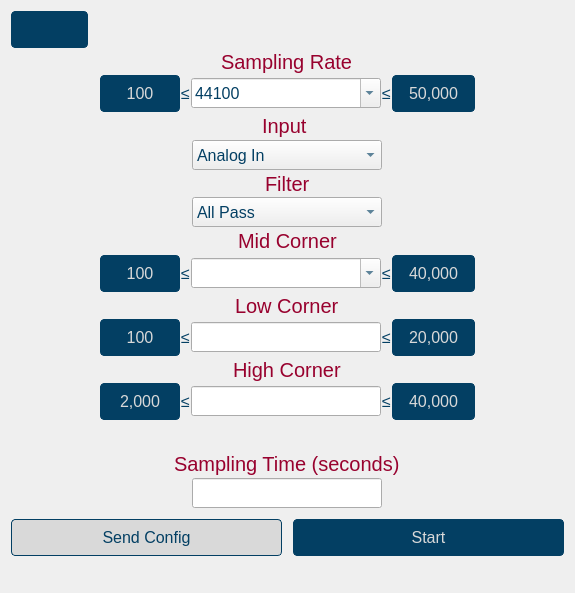
This is gui/qtdesigner/BasicOperationWidget.ui in wyattduber/CyDAQ as Qt 5 draws it before an edit. The edited form follows.
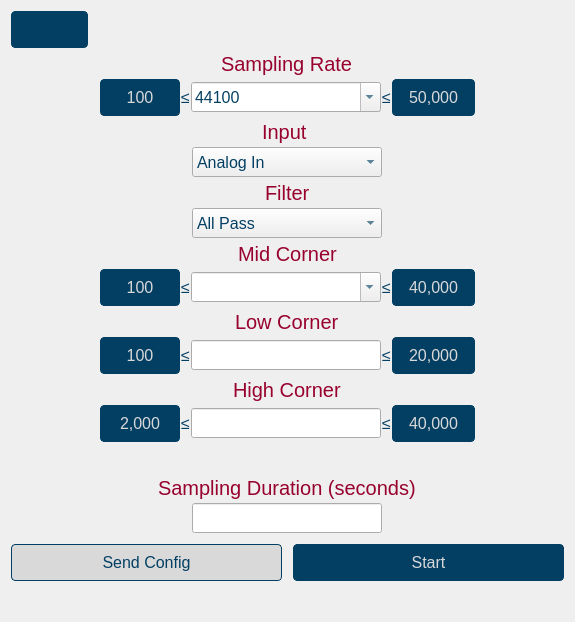
This is the edited form. Icons and pictures are not drawn.

Commit message: minor ui adjustments and catch up with master

The edit to the form file:
```diff
--- a/gui/qtdesigner/BasicOperationWidget.ui
+++ b/gui/qtdesigner/BasicOperationWidget.ui
@@ -7,7 +7,7 @@
     <x>0</x>
     <y>0</y>
     <width>575</width>
-    <height>593</height>
+    <height>622</height>
    </rect>
   </property>
   <property name="windowTitle">
@@ -695,7 +695,7 @@
       </size>
      </property>
      <property name="text">
-      <string>Sampling Time (seconds)</string>
+      <string>Sampling Duration (seconds)</string>
      </property>
     </widget>
    </item>
```
The commit also changes 5 other files.
